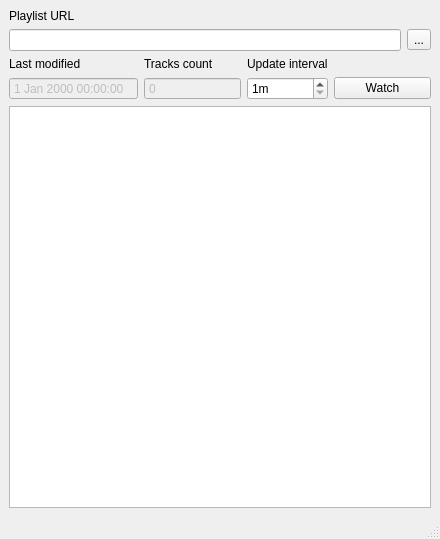
Above: src/main/resources/base/mainwindow.ui from michaelkn/yamusic-stalker before the change. Below: the same form after it.
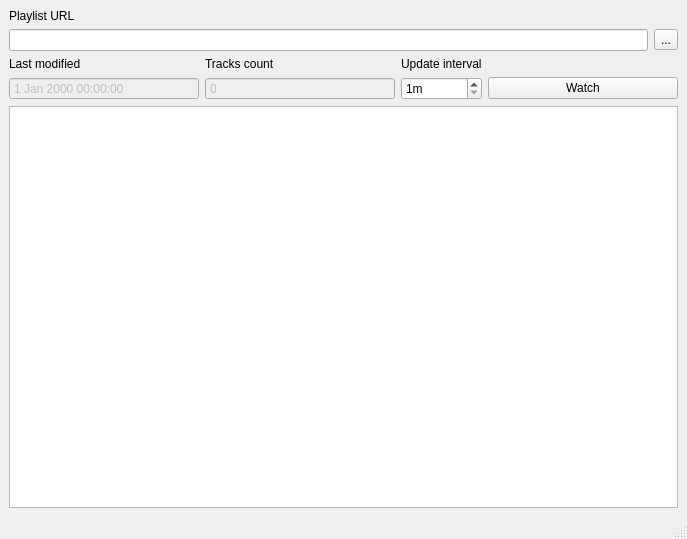
That is the form after the change. Icons and pictures are not drawn.

Diff of the .ui file:
```diff
--- a/src/main/resources/base/mainwindow.ui
+++ b/src/main/resources/base/mainwindow.ui
@@ -6,7 +6,7 @@
    <rect>
     <x>0</x>
     <y>0</y>
-    <width>440</width>
+    <width>687</width>
     <height>539</height>
    </rect>
   </property>
```
Left out of the diff: 2 changed lines with no effect on the pictures.
